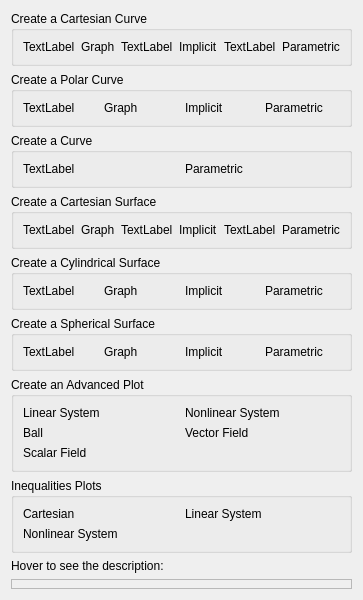
Before: the Qt Designer form src/plotsbuilder.ui in KDE/khipu, drawn with Qt 5.
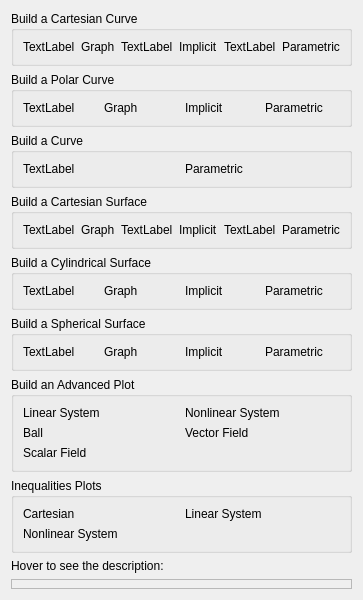
After: the same form once the commit is applied. Custom widgets are drawn as their Qt base class.

Commit message: PlotsEditor now uses PlotsBuilder

Patch:
```diff
--- a/src/plotsbuilder.ui
+++ b/src/plotsbuilder.ui
@@ -17,7 +17,7 @@
    <item>
     <widget class="QGroupBox" name="cartesianCurvesLinks">
      <property name="title">
-      <string>Create a Cartesian Curve</string>
+      <string>Build a Cartesian Curve</string>
      </property>
      <layout class="QHBoxLayout" name="horizontalLayout_15">
       <item>
@@ -71,7 +71,7 @@
    <item>
     <widget class="QGroupBox" name="polarCurvesLinks">
      <property name="title">
-      <string>Create a Polar Curve</string>
+      <string>Build a Polar Curve</string>
      </property>
      <layout class="QHBoxLayout" name="horizontalLayout_4">
       <item>
@@ -108,7 +108,7 @@
    <item>
     <widget class="QGroupBox" name="spaceCurvesLinks">
      <property name="title">
-      <string>Create a Curve</string>
+      <string>Build a Curve</string>
      </property>
      <layout class="QHBoxLayout" name="horizontalLayout_13">
       <item>
@@ -131,7 +131,7 @@
    <item>
     <widget class="QGroupBox" name="cartesianSurfacesLinks">
      <property name="title">
-      <string>Create a Cartesian Surface</string>
+      <string>Build a Cartesian Surface</string>
      </property>
      <layout class="QHBoxLayout" name="horizontalLayout_3">
       <item>
@@ -182,7 +182,7 @@
    <item>
     <widget class="QGroupBox" name="cylindricalSurfacesLinks">
      <property name="title">
-      <string>Create a Cylindrical Surface</string>
+      <string>Build a Cylindrical Surface</string>
      </property>
      <layout class="QHBoxLayout" name="horizontalLayout_16">
       <item>
@@ -219,7 +219,7 @@
    <item>
     <widget class="QGroupBox" name="sphericalSurfacesLinks">
      <property name="title">
-      <string>Create a Spherical Surface</string>
+      <string>Build a Spherical Surface</string>
      </property>
      <layout class="QHBoxLayout" name="horizontalLayout_17">
       <item>
@@ -256,7 +256,7 @@
    <item>
     <widget class="QGroupBox" name="advancedPlots">
      <property name="title">
-      <string>Create an Advanced Plot</string>
+      <string>Build an Advanced Plot</string>
      </property>
      <layout class="QGridLayout" name="gridLayout">
       <item row="4" column="0">
```
The commit also changes 7 other files.
